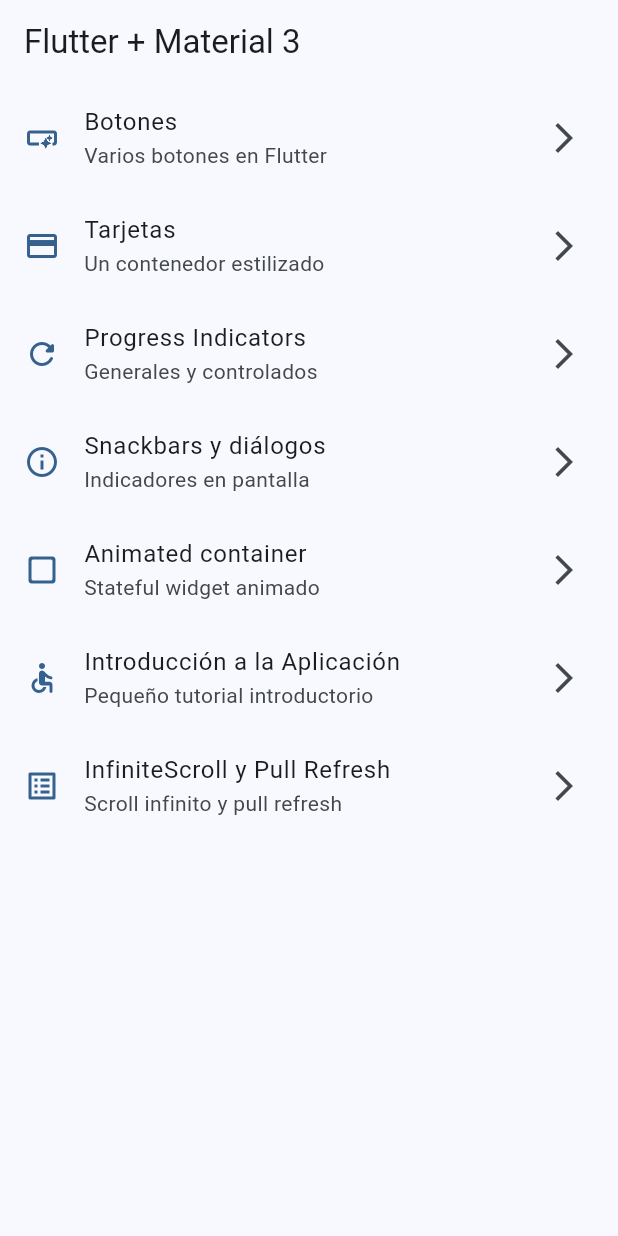
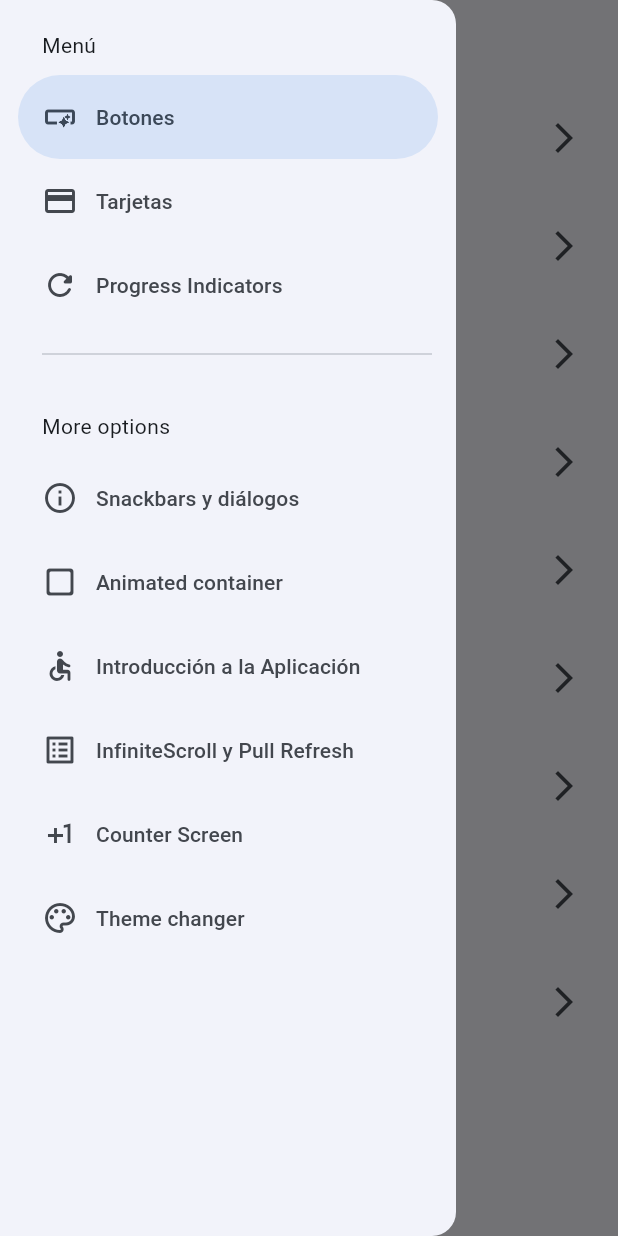
Before and after one commit to mariobros123413/widgets_app, a Flutter app: the screen it shows after launch, with the side drawer open (before the commit the screen has no drawer), on a phone screen of 412 x 824 dp. Run offline on Flutter 3.47's test engine with Material 3 defaults, Android fonts, the phone set to English and light mode, and no system bars; our stand-ins replace animate_do, flutter_riverpod, go_router.

Commit message:
antes de state notifier

```diff
--- a/lib/config/menu/menu-items.dart
+++ b/lib/config/menu/menu-items.dart
@@ -56,4 +56,16 @@ const appMenuItems = <MenuItem>[
     link: '/infinite',
     icon: Icons.list_alt_outlined,
   ),
+  MenuItem(
+    title: 'Counter Screen',
+    subTitle: 'Aumentar el valor',
+    link: '/counter',
+    icon: Icons.plus_one_outlined,
+  ),
+  MenuItem(
+    title: 'Theme changer',
+    subTitle: 'Cambiar con un click el tema',
+    link: '/theme',
+    icon: Icons.color_lens_outlined,
+  ),
 ];
--- a/lib/config/router/router_config.dart
+++ b/lib/config/router/router_config.dart
@@ -49,5 +49,15 @@ final appRouter = GoRouter(
       name: InfiniteScrollScreen.name,
       builder: (context, state) => const InfiniteScrollScreen(),
     ),
+    GoRoute(
+      path: '/counter',
+      name: CounterScreen.name,
+      builder: (context, state) => const CounterScreen(),
+    ),
+    GoRoute(
+      path: '/theme',
+      name: ThemeChangerScreen.name,
+      builder: (context, state) => const ThemeChangerScreen(),
+    ),
   ],
 );
--- a/lib/config/theme/app_theme.dart
+++ b/lib/config/theme/app_theme.dart
@@ -15,8 +15,9 @@ const colorList = <Color>[
 
 class AppTheme {
   final int selectedColor;
+  final bool isDarkmode;
 
-  AppTheme({this.selectedColor = 0})
+  AppTheme({this.selectedColor = 0, this.isDarkmode = false})
       : assert(
           selectedColor >= 0,
           'Selected color must be greater then 0',
@@ -28,6 +29,7 @@ class AppTheme {
 
   ThemeData getTheme() => ThemeData(
         useMaterial3: true,
+        brightness: isDarkmode ? Brightness.dark : Brightness.light,
         colorSchemeSeed: colorList[selectedColor],
         appBarTheme: const AppBarTheme(centerTitle: false),
       );
--- a/lib/main.dart
+++ b/lib/main.dart
@@ -1,21 +1,29 @@
 import 'package:flutter/material.dart';
+import 'package:flutter_riverpod/flutter_riverpod.dart';
 import 'package:widgets_app/config/router/router_config.dart';
 import 'package:widgets_app/config/theme/app_theme.dart';
+import 'package:widgets_app/presentation/providers/theme_provider.dart';
 
 void main() {
-  runApp(const MainApp());
+  runApp(
+    const ProviderScope(child: MainApp()),
+  );
 }
 
-class MainApp extends StatelessWidget {
+class MainApp extends ConsumerWidget {
   const MainApp({super.key});
 
   @override
-  Widget build(BuildContext context) {
+  Widget build(BuildContext context, WidgetRef ref) {
+    final bool isDarkmode = ref.watch(isDarkmodeProvider);
+    final int selectedColor = ref.watch(selectedColorProvider);
+
     return MaterialApp.router(
       title: 'Widgets App',
       routerConfig: appRouter,
       debugShowCheckedModeBanner: false,
-      theme: AppTheme(selectedColor: 0).getTheme(),
+      theme: AppTheme(selectedColor: selectedColor, isDarkmode: isDarkmode)
+          .getTheme(),
       // routes: { // PARTE DE LA OPCION 2
       //   '/buttons': (context) => const ButtonsScreen(),
       //   '/cards': (context) => const CardsScreen(),
--- /dev/null
+++ b/lib/presentation/providers/counter_provider.dart
@@ -0,0 +1,3 @@
+import 'package:flutter_riverpod/flutter_riverpod.dart';
+
+final counterProvider = StateProvider<int>((ref) => 5);
--- /dev/null
+++ b/lib/presentation/providers/theme_provider.dart
@@ -0,0 +1,11 @@
+import 'package:flutter_riverpod/flutter_riverpod.dart';
+import 'package:widgets_app/config/theme/app_theme.dart';
+
+// Listaod de colores inmutable
+final isDarkmodeProvider = StateProvider<bool>((ref) => false);
+
+//Un simple boolean
+final colorListProvider = StateProvider((ref) => colorList);
+
+//Un simple int
+final selectedColorProvider = StateProvider((ref) => 0);
--- a/lib/presentation/screens/home/home_screen.dart
+++ b/lib/presentation/screens/home/home_screen.dart
@@ -1,6 +1,7 @@
 import 'package:flutter/material.dart';
 import 'package:go_router/go_router.dart';
 import 'package:widgets_app/config/menu/menu-items.dart';
+import 'package:widgets_app/presentation/widgets/side_menu.dart';
 
 class HomeScreen extends StatelessWidget {
   static final name = 'home_screen';
@@ -8,11 +9,16 @@ class HomeScreen extends StatelessWidget {
 
   @override
   Widget build(BuildContext context) {
+    final scaffoldKey = GlobalKey<ScaffoldState>();
     return Scaffold(
+      key: scaffoldKey,
       appBar: AppBar(
         title: const Text('Flutter + Material 3'),
       ),
       body: const _HomeView(),
+      drawer: SideMenu(
+        scaffoldKey: scaffoldKey,
+      ),
     );
   }
 }
--- a/lib/presentation/screens/screens.dart
+++ b/lib/presentation/screens/screens.dart
@@ -2,8 +2,10 @@ export 'package:widgets_app/presentation/screens/animated/animated_screen.dart';
 export 'package:widgets_app/presentation/screens/app_tutorial/app_tutorial_screen.dart';
 export 'package:widgets_app/presentation/screens/buttons/buttons_screen.dart';
 export 'package:widgets_app/presentation/screens/cards/cards_screen.dart';
+export 'package:widgets_app/presentation/screens/counter/counter_screen.dart';
 export 'package:widgets_app/presentation/screens/home/home_screen.dart';
 export 'package:widgets_app/presentation/screens/infinite_scroll/infinite_scroll_screen.dart';
 export 'package:widgets_app/presentation/screens/progress/progress_screen.dart';
 export 'package:widgets_app/presentation/screens/snackbar/snackbar_screen.dart';
+export 'package:widgets_app/presentation/screens/theme_changer/theme_changer_screen.dart';
 export 'package:widgets_app/presentation/screens/ui_controls/ui_controls_screen.dart';
--- /dev/null
+++ b/lib/presentation/widgets/side_menu.dart
@@ -0,0 +1,59 @@
+import 'package:flutter/material.dart';
+import 'package:go_router/go_router.dart';
+import 'package:widgets_app/config/menu/menu-items.dart';
+
+class SideMenu extends StatefulWidget {
+  final GlobalKey<ScaffoldState> scaffoldKey;
+
+  const SideMenu({super.key, required this.scaffoldKey});
+  @override
+  State<SideMenu> createState() => _SideMenuState();
+}
+
+class _SideMenuState extends State<SideMenu> {
+  int navDrawerIndex = 0;
+  @override
+  Widget build(BuildContext context) {
+    final bool hasNotch = MediaQuery.of(context).viewPadding.top >
+        35; //determinar el padding del dispositivo
+
+    return NavigationDrawer(
+      selectedIndex: navDrawerIndex,
+      onDestinationSelected: (value) {
+        setState(() {
+          navDrawerIndex = value;
+          final menuItem = appMenuItems[value];
+          context.push(menuItem.link);
+          widget.scaffoldKey.currentState
+              ?.closeDrawer(); //con widget. podremos usar las variables del statefulwidget
+        });
+      },
+      children: [
+        Padding(
+          padding: EdgeInsets.fromLTRB(28, hasNotch ? 0 : 20, 16, 10),
+          child: const Text('Menú'),
+        ),
+        ...appMenuItems.sublist(0, 3).map(
+              (item) => NavigationDrawerDestination(
+                icon: Icon(item.icon),
+                label: Text(item.title),
+              ),
+            ),
+        const Padding(
+          padding: EdgeInsets.fromLTRB(28, 10, 16, 10),
+          child: Divider(),
+        ),
+        Padding(
+          padding: EdgeInsets.fromLTRB(28, hasNotch ? 0 : 20, 16, 10),
+          child: const Text('More options'),
+        ),
+        ...appMenuItems.sublist(3).map(
+              (item) => NavigationDrawerDestination(
+                icon: Icon(item.icon),
+                label: Text(item.title),
+              ),
+            ),
+      ],
+    );
+  }
+}
--- a/pubspec.yaml
+++ b/pubspec.yaml
@@ -10,6 +10,7 @@ dependencies:
   animate_do: ^3.3.4
   flutter:
     sdk: flutter
+  flutter_riverpod: ^2.5.1
   go_router: ^14.2.3
 
 dev_dependencies:
```
Also changed, not shown: lib/presentation/screens/counter/counter_screen.dart (added, +50 -0 lines), lib/presentation/screens/theme_changer/theme_changer_screen.dart (added, +63 -0 lines), pubspec.lock.
